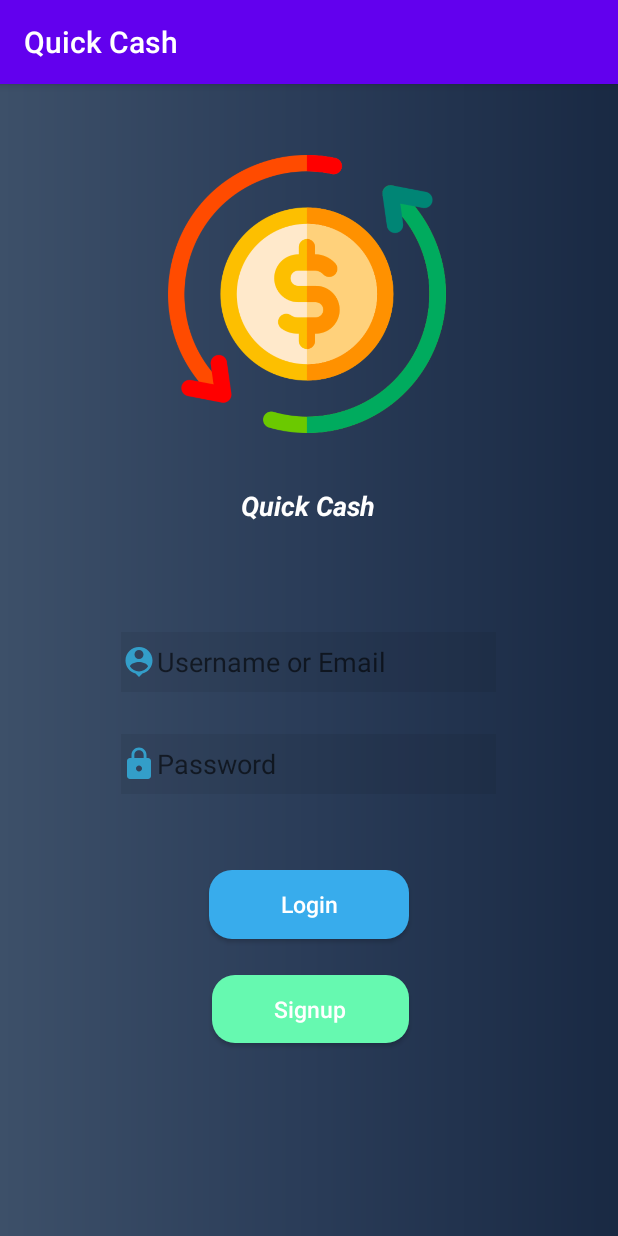
After one commit to aarongratto/QuickCash, an Android app: the fragment LoginFragment shown on its own in the app's theme, on a phone screen of 412 x 824 dp. The commit adds this screen. Run offline under Robolectric (Android 15) with nearby library versions, the phone set to English and light mode, and no system bars.

Commit message:
temporary file

```diff
--- /dev/null
+++ b/app/src/main/java/com/example/quickcash/ui/startpage/LoginFragment.java
@@ -0,0 +1,38 @@
+package com.example.quickcash.ui.startpage;
+
+
+import android.os.Bundle;
+import android.view.LayoutInflater;
+import android.view.View;
+import android.view.ViewGroup;
+
+import androidx.annotation.NonNull;
+import androidx.fragment.app.Fragment;
+import androidx.navigation.fragment.NavHostFragment;
+
+import com.example.quickcash.R;
+
+public class LoginFragment extends Fragment {
+
+    @Override
+    public View onCreateView(
+            LayoutInflater inflater, ViewGroup container,
+            Bundle savedInstanceState
+    ){
+        return inflater.inflate(R.layout.signin, container, false);
+    }
+
+    public void onViewCreated(@NonNull View view, Bundle savedInstanceState) {
+        super.onViewCreated(view, savedInstanceState);
+
+        view.findViewById(R.id.signup).setOnClickListener(new View.OnClickListener()  {
+
+            @Override
+            public void onClick(View view){
+                NavHostFragment.findNavController(LoginFragment.this)
+                        .navigate(R.id.action_signIn_to_registration);
+            }
+
+        });
+    }
+}
--- a/app/src/main/res/layout/registration.xml
+++ b/app/src/main/res/layout/registration.xml
@@ -119,7 +119,7 @@
         app:layout_constraintVertical_bias="0.902" />
 
     <Button
-        android:id="@+id/button2"
+        android:id="@+id/signup"
         android:layout_width="131dp"
         android:layout_height="45dp"
         android:background="@drawable/custom_button"
@@ -144,7 +144,7 @@
         app:layout_constraintBottom_toBottomOf="parent"
         app:layout_constraintEnd_toEndOf="parent"
         app:layout_constraintStart_toStartOf="parent"
-        app:layout_constraintTop_toBottomOf="@+id/button2"
+        app:layout_constraintTop_toBottomOf="@+id/signup"
         app:layout_constraintVertical_bias="0.0" />
 
 </androidx.constraintlayout.widget.ConstraintLayout>
--- a/app/src/main/res/layout/activity_main.xml
+++ b/app/src/main/res/layout/signin.xml
@@ -6,7 +6,7 @@
     android:layout_width="match_parent"
     android:layout_height="match_parent"
     android:background="@drawable/gradient"
-    tools:context=".MainActivity">
+    tools:context=".ui.startpage.LoginFragment">
 
     <ImageView
         android:id="@+id/imageView5"
@@ -33,7 +33,7 @@
         android:inputType="textPersonName"
         android:textColor="#ffff"
         android:textSize="18dp"
-        app:layout_constraintBottom_toTopOf="@+id/button"
+        app:layout_constraintBottom_toTopOf="@+id/login"
         app:layout_constraintEnd_toEndOf="parent"
         app:layout_constraintHorizontal_bias="0.496"
         app:layout_constraintStart_toStartOf="parent"
@@ -54,7 +54,7 @@
         android:inputType="textPassword"
         android:textColor="#ffff"
         android:textSize="18dp"
-        app:layout_constraintBottom_toTopOf="@+id/button"
+        app:layout_constraintBottom_toTopOf="@+id/login"
         app:layout_constraintEnd_toEndOf="parent"
         app:layout_constraintHorizontal_bias="0.496"
         app:layout_constraintStart_toStartOf="parent"
@@ -62,7 +62,7 @@
         app:layout_constraintVertical_bias="0.357" />
 
     <Button
-        android:id="@+id/button"
+        android:id="@+id/login"
         android:layout_width="133dp"
         android:layout_height="46dp"
         android:background="@drawable/custom_button2"
@@ -70,7 +70,7 @@
         android:textAllCaps="false"
         android:textColor="#ffff"
         android:textSize="15dp"
-        app:layout_constraintBottom_toTopOf="@+id/button2"
+        app:layout_constraintBottom_toTopOf="@+id/signup"
         app:layout_constraintEnd_toEndOf="parent"
         app:layout_constraintStart_toStartOf="parent"
         app:layout_constraintTop_toBottomOf="@+id/imageView5"
@@ -97,7 +97,7 @@
         app:layout_constraintVertical_bias="0.772" />
 
     <Button
-        android:id="@+id/button2"
+        android:id="@+id/signup"
         android:layout_width="131dp"
         android:layout_height="45dp"
         android:background="@drawable/custom_button"
--- a/build.gradle
+++ b/build.gradle
@@ -5,7 +5,7 @@ buildscript {
         jcenter()
     }
     dependencies {
-        classpath "com.android.tools.build:gradle:4.0.1"
+        classpath 'com.android.tools.build:gradle:4.1.0'
         classpath 'com.google.gms:google-services:4.2.0'
 
         // NOTE: Do not place your application dependencies here; they belong
```
Also changed, not shown: app/build.gradle (+8 -0 lines), app/src/main/java/com/example/quickcash/MainActivity.java (+8 -4 lines), app/src/main/java/com/example/quickcash/ui/startpage/SignUpFragment.java (added, +36 -0 lines), app/src/main/res/navigation/nav_graph.xml (added, +26 -0 lines), gradle/wrapper/gradle-wrapper.properties.
